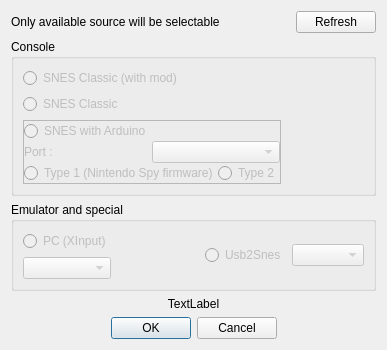
Old version of the form inputsourceselector.ui in the repository Skarsnik/Button-Mash.
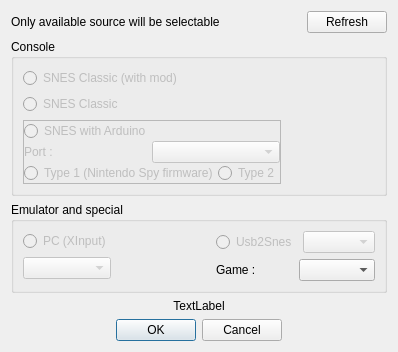
New version of the form.

What changed in the file:
```diff
--- a/inputsourceselector.ui
+++ b/inputsourceselector.ui
@@ -6,8 +6,8 @@
    <rect>
     <x>0</x>
     <y>0</y>
-    <width>387</width>
-    <height>334</height>
+    <width>398</width>
+    <height>339</height>
    </rect>
   </property>
   <property name="windowTitle">
@@ -209,7 +209,7 @@
      <property name="title">
       <string>Emulator and special</string>
      </property>
-     <layout class="QHBoxLayout" name="horizontalLayout_3">
+     <layout class="QHBoxLayout" name="horizontalLayout_8">
       <item>
        <layout class="QVBoxLayout" name="verticalLayout_2">
         <item>
@@ -248,6 +248,10 @@
        </spacer>
       </item>
       <item>
+       <layout class="QVBoxLayout" name="verticalLayout_5">
+        <item>
+         <layout class="QHBoxLayout" name="horizontalLayout_3">
+          <item>
        <widget class="QRadioButton" name="usb2snesRadioButton">
         <property name="enabled">
          <bool>false</bool>
@@ -266,6 +270,24 @@
          <bool>false</bool>
         </property>
        </widget>
+          </item>
+         </layout>
+        </item>
+        <item>
+         <layout class="QHBoxLayout" name="horizontalLayout_5">
+          <item>
+           <widget class="QLabel" name="usb2gameLabel">
+            <property name="text">
+             <string>Game :</string>
+            </property>
+           </widget>
+          </item>
+          <item>
+           <widget class="QComboBox" name="usb2gameComboBox"/>
+          </item>
+         </layout>
+        </item>
+       </layout>
       </item>
      </layout>
     </widget>
```
Lines whose indentation alone changed are shown as unchanged.
